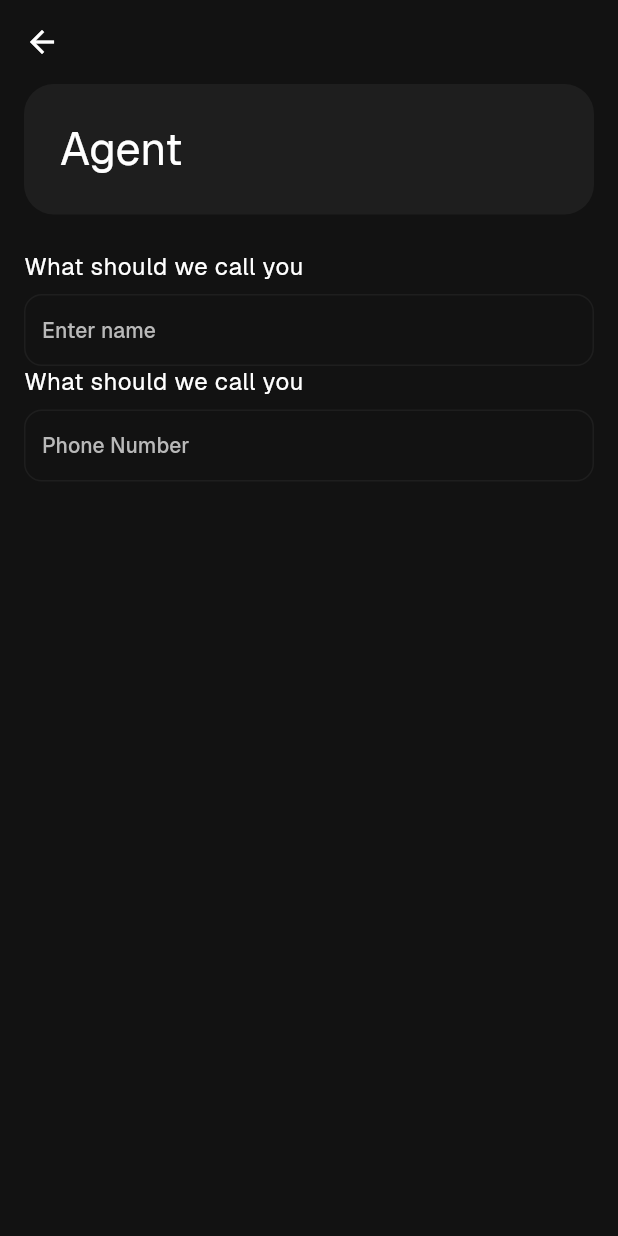
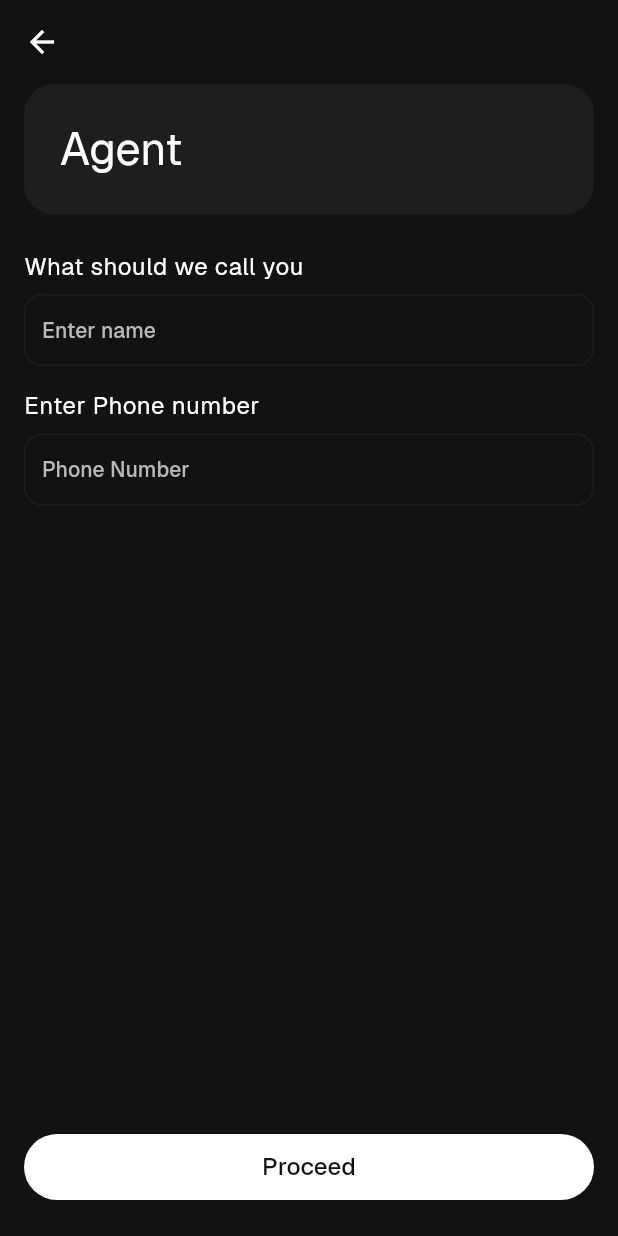
Before and after one commit to mukt-SPEC/scavenge, a Flutter app: the BasicInfoPage screen opened directly, on a phone screen of 412 x 824 dp. Run offline on Flutter 3.47's test engine with Material 3 defaults, Android fonts, the phone set to English and light mode, and no system bars; our stand-ins replace cloud_firestore, firebase_auth, firebase_core, firebase_storage, flutter_riverpod, google_fonts and 2 more; missing offline and left inert: ming_cute_icons; accounts and stored records are empty.

Commit message:
bug fixes

```diff
--- a/lib/features/authentication/widget/auth_text_field.dart
+++ b/lib/features/authentication/widget/auth_text_field.dart
@@ -4,6 +4,7 @@ import 'package:scavenge/Theme/app_colors.dart';
 
 class AuthTextField extends StatefulWidget {
   final int? maxLines;
+  final TextInputType? keyboardType;
   final IconData? prefixIcon;
   final IconData? suffixIcon;
   final String label;
@@ -13,12 +14,13 @@ class AuthTextField extends StatefulWidget {
   final bool enableObscureToggle;
 
   final String? Function(String?)? validator;
-  final void Function(String?)? onsaved;
+  final void Function(String?)? onSaved;
 
   const AuthTextField({
+    this.keyboardType,
     this.enableObscureToggle = false,
     this.suffixIcon,
-    this.onsaved,
+    this.onSaved,
     this.validator,
     this.prefixIcon,
     required this.obscureText,
@@ -62,6 +64,7 @@ class _AuthTextFieldState extends State<AuthTextField> {
       children: [
         Text(widget.label, style: Theme.of(context).textTheme.bodySmall),
         TextFormField(
+          keyboardType: widget.keyboardType,
           //textAlign: TextAlign.center,
           cursorColor: Colors.white,
           style: Theme.of(
@@ -69,7 +72,7 @@ class _AuthTextFieldState extends State<AuthTextField> {
           ).textTheme.labelLarge!.copyWith(color: Colors.white),
 
           validator: widget.validator,
-          onSaved: widget.onsaved,
+          onSaved: widget.onSaved,
           maxLines: widget.maxLines ?? 1,
           controller: widget.controller,
           obscureText: canToggleObscure ? _isObscured : widget.obscureText,
--- a/lib/features/onboarding/view/basic_info_page.dart
+++ b/lib/features/onboarding/view/basic_info_page.dart
@@ -1,9 +1,11 @@
 import 'package:flutter/material.dart';
 import 'package:flutter_riverpod/flutter_riverpod.dart';
 import 'package:scavenge/Theme/app_colors.dart';
+import 'package:scavenge/common/app_button.dart';
 import 'package:scavenge/common/enums.dart';
 import 'package:scavenge/features/authentication/widget/auth_text_field.dart';
 import 'package:scavenge/features/onboarding/provider/onboarding_provider.dart';
+import 'package:scavenge/features/onboarding/view/location.dart';
 
 class BasicInfoPage extends ConsumerStatefulWidget {
   const BasicInfoPage({super.key});
@@ -15,6 +17,7 @@ class BasicInfoPage extends ConsumerStatefulWidget {
 class _BasicInfoPageState extends ConsumerState<BasicInfoPage> {
   final nameController = TextEditingController();
   final phoneNumberController = TextEditingController();
+  final _formKey = GlobalKey<FormState>();
 
   @override
   void dispose() {
@@ -23,16 +26,33 @@ class _BasicInfoPageState extends ConsumerState<BasicInfoPage> {
     super.dispose();
   }
 
+  void setNameAndPassword() {
+    if (_formKey.currentState!.validate()) {
+      final name = nameController.text;
+      final phoneNumber = phoneNumberController.text;
+
+      ref.read(onboardingProvider.notifier).setName(name);
+      ref.read(onboardingProvider.notifier).setPhoneNumber(phoneNumber);
+    }
+  }
+
   @override
   Widget build(BuildContext context) {
     final onboardingstate = ref.read(onboardingProvider);
+
     return Scaffold(
       appBar: AppBar(elevation: 0),
-      body: Padding(
+      body: SafeArea(
+        child: Padding(
           padding: EdgeInsetsGeometry.symmetric(horizontal: 16),
           child: Column(
             spacing: 24,
+            mainAxisAlignment: MainAxisAlignment.spaceBetween,
             crossAxisAlignment: CrossAxisAlignment.start,
+            children: [
+              Column(
+                spacing: 24,
+
                 children: [
                   Container(
                     padding: EdgeInsets.all(24),
@@ -54,25 +74,60 @@ class _BasicInfoPageState extends ConsumerState<BasicInfoPage> {
                     ),
                   ),
                   Form(
+                    key: _formKey,
                     child: Column(
+                      spacing: 16,
                       children: [
                         AuthTextField(
                           obscureText: false,
                           placeholder: 'Enter name',
                           label: 'What should we call you',
                           controller: nameController,
+                          validator: (value) {
+                            if (value == null || value.isEmpty) {
+                              return 'please enter a name';
+                            }
+                            return null;
+                          },
                         ),
                         AuthTextField(
                           obscureText: false,
                           placeholder: 'Phone Number',
-                label: 'What should we call you',
-                controller: nameController,
+                          label: 'Enter Phone number',
+                          keyboardType: TextInputType.numberWithOptions(),
+                          controller: phoneNumberController,
+                          validator: (value) {
+                            if (value == null || value.isEmpty) {
+                              return 'please enter a phone number';
+                            }
+                            if (value.length != 11) {
+                              return 'please enter a valid phone number';
+                            }
+                            return null;
+                          },
                         ),
                       ],
                     ),
                   ),
                 ],
               ),
+              Spacer(),
+              AppButton(
+                onPressed: () {
+                  setNameAndPassword();
+                  Navigator.push(
+                    context,
+                    MaterialPageRoute(
+                      builder: (_) => const LocationSelectPage(),
+                    ),
+                  );
+                },
+                buttonText: 'Proceed',
+              ),
+              SizedBox(height: 0),
+            ],
+          ),
+        ),
       ),
     );
   }
--- a/lib/features/onboarding/view/onboarding_view._default.dart
+++ b/lib/features/onboarding/view/onboarding_view._default.dart
@@ -4,7 +4,7 @@ import 'package:ming_cute_icons/ming_cute_icons.dart';
 import 'package:scavenge/Theme/app_colors.dart';
 import 'package:scavenge/common/app_button.dart';
 import 'package:scavenge/common/enums.dart';
-import 'package:scavenge/features/authentication/view/login_page.dart';
+import 'package:scavenge/features/authentication/view/auth_page.dart';
 import 'package:scavenge/features/home/widget/header.dart';
 import 'package:scavenge/features/home/widget/quick_actions.dart';
 import 'package:scavenge/features/onboarding/provider/onboarding_provider.dart';
@@ -38,7 +38,7 @@ class _OnboardingViewState extends ConsumerState<OnboardingView> {
                 width: double.infinity,
                 decoration: BoxDecoration(
                   image: DecorationImage(
-                    image: AssetImage('assets/images/agent.png'),
+                    image: AssetImage('assets/images/Bin.png'),
                     fit: BoxFit.cover,
                     colorFilter: ColorFilter.mode(
                       Colors.black.withValues(alpha: 0.2),
@@ -117,7 +117,7 @@ class _OnboardingViewState extends ConsumerState<OnboardingView> {
                       : null,
                   buttonText: 'Get Started',
                 ),
-                SizedBox(height: 64),
+                SizedBox(height: 40),
               ],
             ),
           ],
--- a/lib/main.dart
+++ b/lib/main.dart
@@ -7,7 +7,7 @@
 import 'package:scavenge/provider/providers.dart';
 import 'package:scavenge/provider/theme_provider.dart';
 import 'package:shared_preferences/shared_preferences.dart';
-import 'features/authentication/view/login_page.dart';
+import 'features/authentication/view/auth_page.dart';
 import 'firebase_options.dart';
 import 'package:flutter_riverpod/flutter_riverpod.dart';
 import 'package:scavenge/Theme/app_theme.dart';
```
Also changed, not shown: lib/features/authentication/view/auth_page.dart (renamed from lib/features/authentication/view/login_page.dart, +4 -4 lines), lib/features/onboarding/view/location.dart (added, +75 -0 lines), lib/features/onboarding/view/preferred_waste.dart (added, +16 -0 lines). Lines whose indentation alone changed are shown as unchanged.
